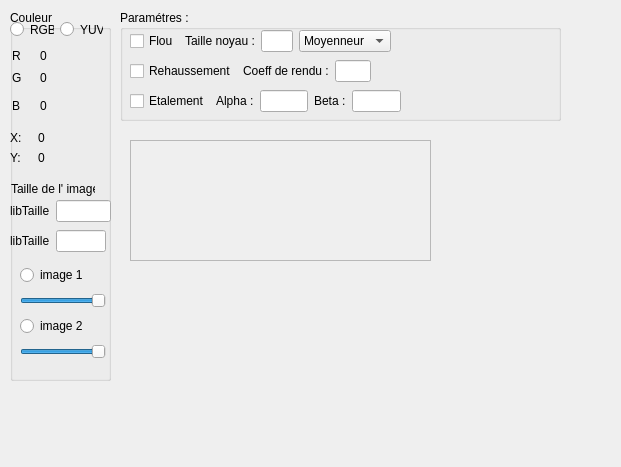
This is Line/image1/picdisplay.ui in LilyOfTheWest/image as Qt 5 draws it before an edit. The edited form follows.
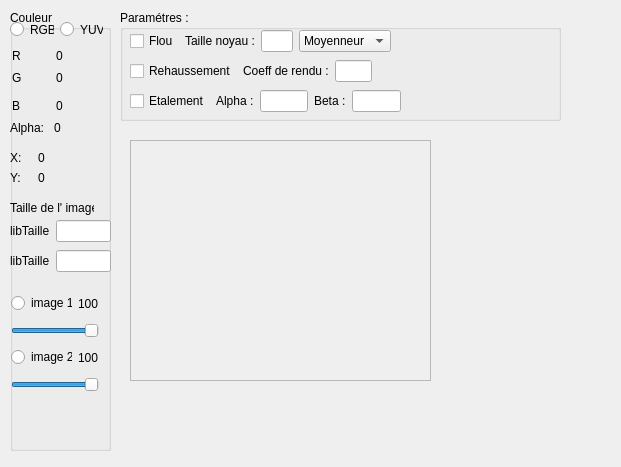
This is the edited form.

Commit message: ui final dont touch

Diff of the .ui file:
```diff
--- a/Line/image1/picdisplay.ui
+++ b/Line/image1/picdisplay.ui
@@ -19,7 +19,7 @@
      <x>130</x>
      <y>140</y>
      <width>301</width>
-     <height>121</height>
+     <height>241</height>
     </rect>
    </property>
    <property name="minimumSize">
@@ -37,7 +37,7 @@
       <x>0</x>
       <y>0</y>
       <width>299</width>
-      <height>119</height>
+      <height>239</height>
      </rect>
     </property>
    </widget>
@@ -48,7 +48,7 @@
      <x>10</x>
      <y>10</y>
      <width>101</width>
-     <height>371</height>
+     <height>441</height>
     </rect>
    </property>
    <property name="title">
@@ -85,8 +85,8 @@
      <rect>
       <x>2</x>
       <y>38</y>
-      <width>50</width>
-      <height>15</height>
+      <width>81</width>
+      <height>16</height>
      </rect>
     </property>
     <layout class="QHBoxLayout" name="horizontalLayout_2">
@@ -111,7 +111,7 @@
      <rect>
       <x>2</x>
       <y>58</y>
-      <width>50</width>
+      <width>81</width>
       <height>20</height>
      </rect>
     </property>
@@ -137,8 +137,8 @@
      <rect>
       <x>2</x>
       <y>88</y>
-      <width>50</width>
-      <height>15</height>
+      <width>81</width>
+      <height>16</height>
      </rect>
     </property>
     <layout class="QHBoxLayout" name="horizontalLayout_4">
@@ -162,7 +162,7 @@
     <property name="geometry">
      <rect>
       <x>0</x>
-      <y>120</y>
+      <y>140</y>
       <width>50</width>
       <height>15</height>
      </rect>
@@ -188,7 +188,7 @@
     <property name="geometry">
      <rect>
       <x>0</x>
-      <y>140</y>
+      <y>160</y>
       <width>50</width>
       <height>15</height>
      </rect>
@@ -213,8 +213,8 @@
    <widget class="QLabel" name="libTailleGeneral">
     <property name="geometry">
      <rect>
-      <x>1</x>
-      <y>171</y>
+      <x>0</x>
+      <y>190</y>
       <width>84</width>
       <height>16</height>
      </rect>
@@ -227,8 +227,8 @@
     <property name="geometry">
      <rect>
       <x>0</x>
-      <y>220</y>
-      <width>96</width>
+      <y>240</y>
+      <width>101</width>
       <height>22</height>
      </rect>
     </property>
@@ -249,7 +249,7 @@
     <property name="geometry">
      <rect>
       <x>0</x>
-      <y>190</y>
+      <y>210</y>
       <width>101</width>
       <height>22</height>
      </rect>
@@ -270,19 +270,56 @@
    <widget class="QWidget" name="">
     <property name="geometry">
      <rect>
-      <x>10</x>
-      <y>253</y>
-      <width>86</width>
-      <height>98</height>
+      <x>0</x>
+      <y>110</y>
+      <width>81</width>
+      <height>16</height>
+     </rect>
+    </property>
+    <layout class="QHBoxLayout" name="horizontalLayout_12">
+     <item>
+      <widget class="QLabel" name="label_3">
+       <property name="text">
+        <string>Alpha:</string>
+       </property>
+      </widget>
+     </item>
+     <item>
+      <widget class="QLabel" name="label_5">
+       <property name="text">
+        <string>0</string>
+       </property>
+      </widget>
+     </item>
+    </layout>
+   </widget>
+   <widget class="QWidget" name="">
+    <property name="geometry">
+     <rect>
+      <x>1</x>
+      <y>280</y>
+      <width>88</width>
+      <height>102</height>
      </rect>
     </property>
     <layout class="QVBoxLayout" name="verticalLayout">
      <item>
-      <widget class="QRadioButton" name="radioButtonImg1">
-       <property name="text">
-        <string>image 1</string>
-       </property>
-      </widget>
+      <layout class="QHBoxLayout" name="horizontalLayout_13">
+       <item>
+        <widget class="QRadioButton" name="radioButtonImg1">
+         <property name="text">
+          <string>image 1</string>
+         </property>
+        </widget>
+       </item>
+       <item>
+        <widget class="QLabel" name="label_8">
+         <property name="text">
+          <string>100</string>
+         </property>
+        </widget>
+       </item>
+      </layout>
      </item>
      <item>
       <widget class="QSlider" name="horizontalSlider_2">
@@ -298,11 +335,22 @@
       </widget>
      </item>
      <item>
-      <widget class="QRadioButton" name="radioButtonImg2">
-       <property name="text">
-        <string>image 2</string>
-       </property>
-      </widget>
+      <layout class="QHBoxLayout" name="horizontalLayout_14">
+       <item>
+        <widget class="QRadioButton" name="radioButtonImg2">
+         <property name="text">
+          <string>image 2</string>
+         </property>
+        </widget>
+       </item>
+       <item>
+        <widget class="QLabel" name="label_9">
+         <property name="text">
+          <string>100</string>
+         </property>
+        </widget>
+       </item>
+      </layout>
      </item>
      <item>
       <widget class="QSlider" name="horizontalSlider">
@@ -345,7 +393,7 @@
    <property name="title">
     <string>Paramétres :</string>
    </property>
-   <widget class="QWidget" name="">
+   <widget class="QWidget" name="layoutWidget">
     <property name="geometry">
      <rect>
       <x>10</x>
@@ -388,12 +436,12 @@
      </item>
     </layout>
    </widget>
-   <widget class="QWidget" name="">
+   <widget class="QWidget" name="layoutWidget">
     <property name="geometry">
      <rect>
       <x>10</x>
       <y>50</y>
-      <width>241</width>
+      <width>242</width>
       <height>22</height>
      </rect>
     </property>
@@ -417,7 +465,7 @@
      </item>
     </layout>
    </widget>
-   <widget class="QWidget" name="">
+   <widget class="QWidget" name="layoutWidget">
     <property name="geometry">
      <rect>
       <x>10</x>
```
Left out of the diff: 18 changed lines with no effect on the pictures.
